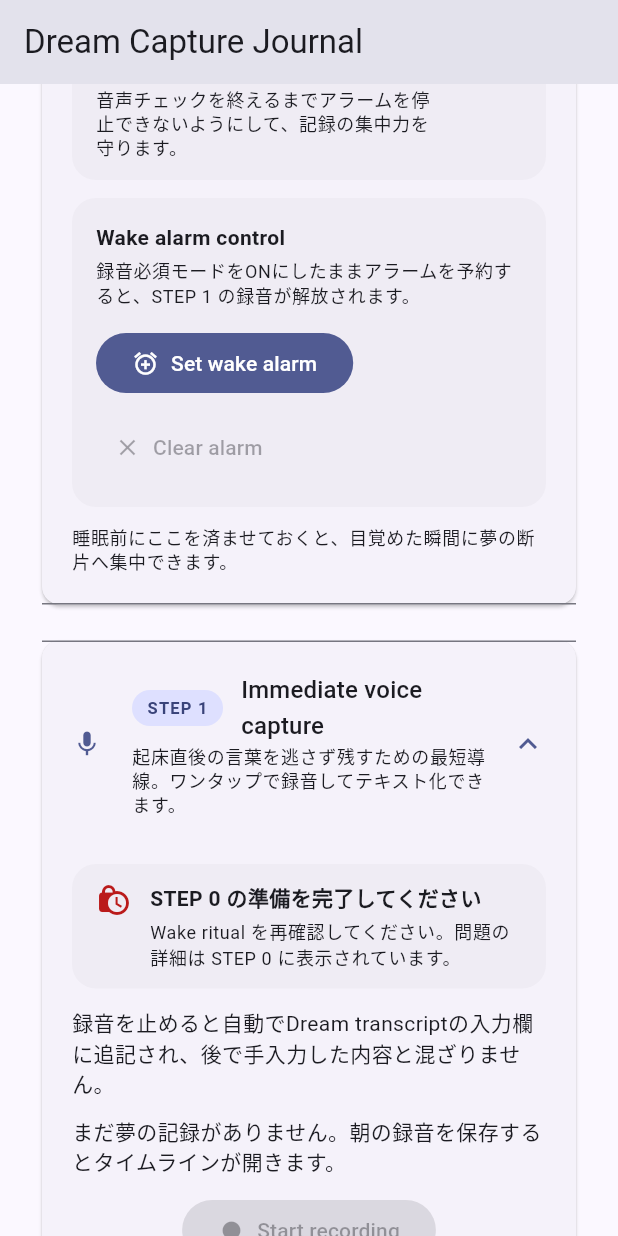
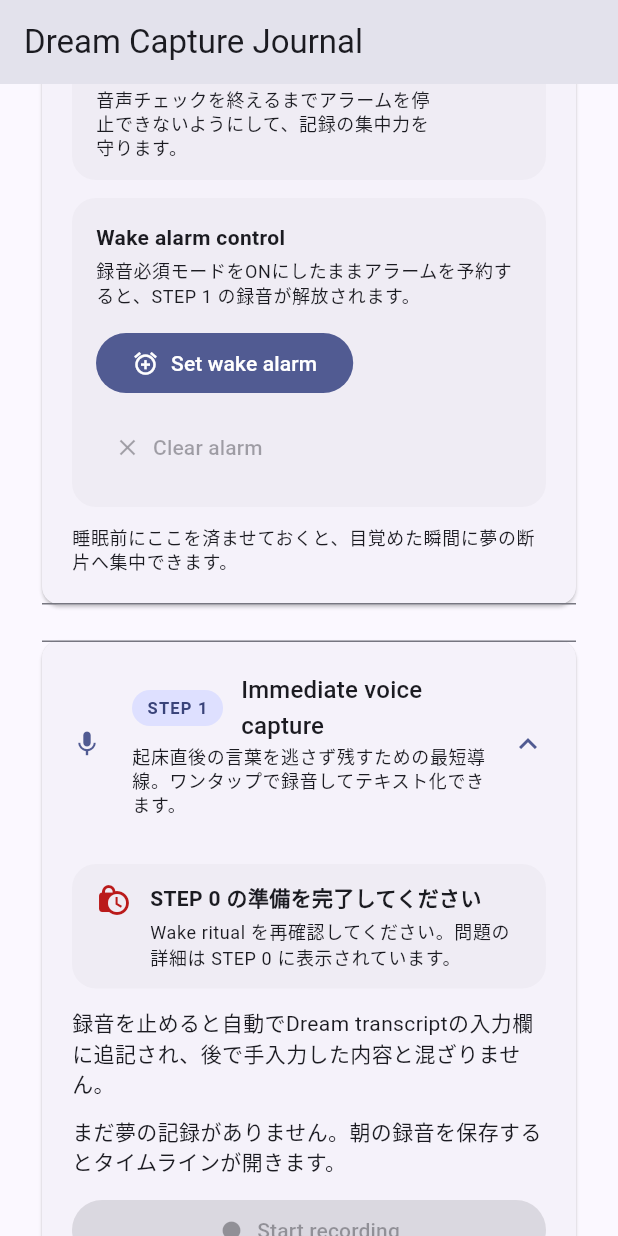
Before and after one commit to Thagi/dream-weave, a Flutter app: the screen it shows after launch, scrolled down 576 dp, on a phone screen of 412 x 824 dp. Run offline on Flutter 3.47's test engine with Material 3 defaults, Android fonts, the phone set to English and light mode, and no system bars; our stand-ins replace flutter_local_notifications, timezone; missing offline and left inert: record; network calls fail.

Commit message:
Reflow onboarding layout for accessible dream capture

```diff
--- a/mobile/lib/screens/dream_capture_screen.dart
+++ b/mobile/lib/screens/dream_capture_screen.dart
@@ -56,7 +56,7 @@ class _DreamCaptureScreenState extends State<DreamCaptureScreen> {
   String? _journalStatus;
   bool _hasDreams = false;
 
-  bool _captureFormExpanded = true;
+  bool _captureFormExpanded = false;
   bool _captureFormToggled = false;
 
   bool _assistantsExpanded = true;
@@ -506,23 +506,28 @@ class _DreamCaptureScreenState extends State<DreamCaptureScreen> {
 
   @override
   Widget build(BuildContext context) {
-    final sliverChildren = <Widget>[
+    return Scaffold(
+      appBar: AppBar(
+        title: const Text('Dream Capture Journal'),
+      ),
+      body: LayoutBuilder(
+        builder: (context, constraints) {
+          final showOnboardingRow = constraints.maxWidth >= 760;
+          final content = <Widget>[
             Text(
               '起床直後の断片を逃さず記録しましょう。音声入力・AI要約・夢日記生成までワンストップで体験できます。',
               style: Theme.of(context).textTheme.bodyLarge,
             ),
             const SizedBox(height: 16),
-      _buildAssistantsCard(),
-      const SizedBox(height: 16),
-      _buildVoiceCaptureCard(),
-      const SizedBox(height: 24),
-      _buildCaptureFormSection(),
+            _buildOnboardingSection(showOnboardingRow),
             const SizedBox(height: 24),
             if (_highlights != null && _highlights!.topTags.isNotEmpty) ...[
               _buildTagFilters(context),
               const SizedBox(height: 12),
             ],
             _buildSearchControls(),
+            const SizedBox(height: 24),
+            _buildCaptureFormSection(),
             const SizedBox(height: 24),
             _buildHighlightsSection(),
             const SizedBox(height: 24),
@@ -585,24 +590,46 @@ class _DreamCaptureScreenState extends State<DreamCaptureScreen> {
             const SizedBox(height: 24),
           ];
 
-    return Scaffold(
-      appBar: AppBar(
-        title: const Text('Dream Capture Journal'),
-      ),
-      body: RefreshIndicator(
+          return RefreshIndicator(
             onRefresh: _handleRefresh,
             child: CustomScrollView(
               physics: const AlwaysScrollableScrollPhysics(),
               slivers: [
                 SliverPadding(
                   padding: const EdgeInsets.symmetric(horizontal: 24, vertical: 12),
-              sliver: SliverList(
-                delegate: SliverChildListDelegate(sliverChildren),
-              ),
-            ),
-          ],
-        ),
-      ),
+                  sliver: SliverToBoxAdapter(
+                    child: Column(
+                      crossAxisAlignment: CrossAxisAlignment.stretch,
+                      children: content,
+                    ),
+                  ),
+                ),
+              ],
+            ),
+          );
+        },
+      ),
+    );
+  }
+
+  Widget _buildOnboardingSection(bool horizontal) {
+    if (horizontal) {
+      return Row(
+        crossAxisAlignment: CrossAxisAlignment.start,
+        children: [
+          Expanded(child: _buildAssistantsCard()),
+          const SizedBox(width: 16),
+          Expanded(child: _buildVoiceCaptureCard()),
+        ],
+      );
+    }
+    return Column(
+      crossAxisAlignment: CrossAxisAlignment.stretch,
+      children: [
+        _buildAssistantsCard(),
+        const SizedBox(height: 16),
+        _buildVoiceCaptureCard(),
+      ],
     );
   }
 
@@ -907,6 +934,12 @@ class _DreamCaptureScreenState extends State<DreamCaptureScreen> {
         },
         children: [
           const SizedBox(height: 12),
+          LayoutBuilder(
+            builder: (context, constraints) {
+              final isCompact = constraints.maxWidth < 680;
+              final guidanceColumn = Column(
+                crossAxisAlignment: CrossAxisAlignment.start,
+                children: [
                   _buildChecklistTile(
                     icon: _canStartRecording ? Icons.check_circle : Icons.lock_clock,
                     iconColor: _canStartRecording
@@ -933,10 +966,48 @@ class _DreamCaptureScreenState extends State<DreamCaptureScreen> {
                         : 'まだ夢の記録がありません。朝の録音を保存するとタイムラインが開きます。',
                     style: theme.textTheme.bodyMedium,
                   ),
-          const SizedBox(height: 12),
+                ],
+              );
+
+              final controls = _buildVoiceCaptureControls(theme);
+
+              if (isCompact) {
+                return Column(
+                  crossAxisAlignment: CrossAxisAlignment.start,
+                  children: [
+                    guidanceColumn,
+                    const SizedBox(height: 12),
+                    controls,
+                  ],
+                );
+              }
+
+              return Row(
+                crossAxisAlignment: CrossAxisAlignment.start,
+                children: [
+                  Expanded(child: guidanceColumn),
+                  const SizedBox(width: 16),
+                  ConstrainedBox(
+                    constraints: const BoxConstraints(maxWidth: 260),
+                    child: controls,
+                  ),
+                ],
+              );
+            },
+          ),
+        ],
+      ),
+    );
+  }
+
+  Widget _buildVoiceCaptureControls(ThemeData theme) {
+    return Column(
+      crossAxisAlignment: CrossAxisAlignment.stretch,
+      children: [
         FilledButton(
           onPressed: _canStartRecording ? _toggleRecording : null,
           child: Row(
+            mainAxisAlignment: MainAxisAlignment.center,
             mainAxisSize: MainAxisSize.min,
             children: [
               Icon(_isRecording ? Icons.stop : Icons.fiber_manual_record),
@@ -945,6 +1016,7 @@ class _DreamCaptureScreenState extends State<DreamCaptureScreen> {
             ],
           ),
         ),
+        const SizedBox(height: 8),
         AnimatedSwitcher(
           duration: const Duration(milliseconds: 200),
           child: _recordingBanner != null
@@ -961,13 +1033,11 @@ class _DreamCaptureScreenState extends State<DreamCaptureScreen> {
           const SizedBox(height: 8),
           Text(
             _recordingError!,
-              style: theme.textTheme
-                  .bodyMedium
-                  ?.copyWith(color: theme.colorScheme.error),
-            ),
-          ],
-        ],
-      ),
+            style:
+                theme.textTheme.bodyMedium?.copyWith(color: theme.colorScheme.error),
+          ),
+        ],
+      ],
     );
   }
 
```
Lines whose indentation alone changed are shown as unchanged.
